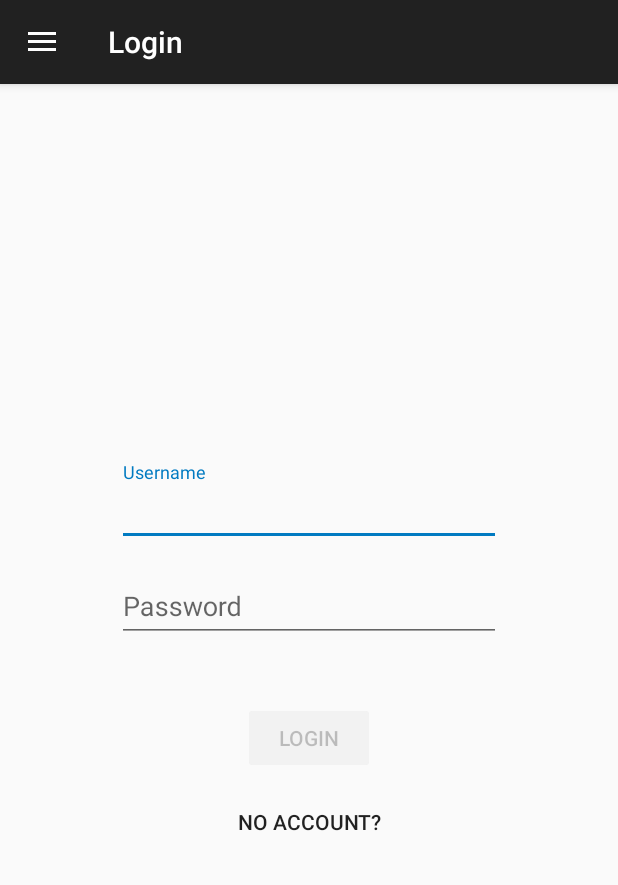
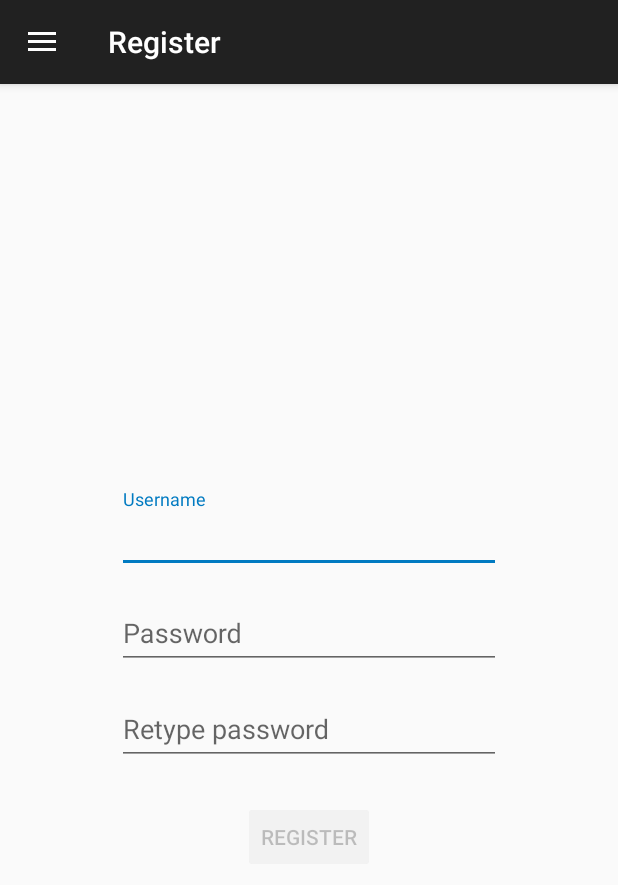
Before and after one commit to radusalagean/foodtruck-app-android, an Android app: the screen it shows after launch (MainActivity), in the side drawer, after a tap on "Register", on a phone screen of 412 x 824 dp. Shown: the top 885 px of the screen. Run offline under Robolectric (Android 15) with nearby library versions, the phone set to English and light mode, and no system bars; our stand-ins replace ButterKnife, Dagger/Hilt's generated code, RxJava, Timber; libraries missing offline, so code that uses them is left out: com.facebook.stetho; network calls fail; pictures from the network do not load; 23 statements that could not run were skipped.

Commit message:
Register

```diff
--- a/FoodtruckClient/app/src/main/java/com/example/foodtruckclient/activity/MainActivity.java
+++ b/FoodtruckClient/app/src/main/java/com/example/foodtruckclient/activity/MainActivity.java
@@ -22,6 +22,7 @@ import com.example.foodtruckclient.screens.dashboard.DashboardFragment;
 import com.example.foodtruckclient.generic.fragment.BaseFragment;
 import com.example.foodtruckclient.generic.activity.BaseActivity;
 import com.example.foodtruckclient.screens.login.LoginFragment;
+import com.example.foodtruckclient.screens.register.RegisterFragment;
 import com.example.foodtruckclient.view.AuthenticationNavigationView;
 import com.google.android.material.navigation.NavigationView;
 import com.google.android.material.snackbar.Snackbar;
@@ -153,6 +154,16 @@ public class MainActivity extends BaseActivity
     }
 
     @Override
+    public void showRegisterScreen() {
+        RegisterFragment fragment = RegisterFragment.newInstance();
+        getFragmentManagerCompat().beginTransaction()
+                .replace(getFragmentContainerId(), fragment, fragment.getUuid().toString())
+                .setTransition(FragmentTransaction.TRANSIT_FRAGMENT_FADE)
+                .addToBackStack(null)
+                .commit();
+    }
+
+    @Override
     public void setActionBar(@NonNull Toolbar toolbar) {
         if (actionBarDrawerToggle != null) {
             drawerLayout.removeDrawerListener(actionBarDrawerToggle);
@@ -194,7 +205,7 @@ public class MainActivity extends BaseActivity
                         .commit();
                 break;
             case R.id.nav_register:
-
+                showRegisterScreen();
                 break;
             case R.id.nav_logout:
                 authenticationRepository.clearAuthenticatedAccount();
--- a/FoodtruckClient/app/src/main/java/com/example/foodtruckclient/di/activity/ActivityComponent.java
+++ b/FoodtruckClient/app/src/main/java/com/example/foodtruckclient/di/activity/ActivityComponent.java
@@ -6,6 +6,7 @@ import com.example.foodtruckclient.di.activity.location.LocationModule;
 import com.example.foodtruckclient.di.activity.permission.PermissionModule;
 import com.example.foodtruckclient.screens.foodtruckviewer.FoodtruckViewerFragment;
 import com.example.foodtruckclient.screens.login.LoginFragment;
+import com.example.foodtruckclient.screens.register.RegisterFragment;
 
 import dagger.Subcomponent;
 
@@ -21,4 +22,5 @@ public interface ActivityComponent {
     void inject(DashboardFragment dashboardFragment);
     void inject(FoodtruckViewerFragment foodtruckViewerFragment);
     void inject(LoginFragment loginFragment);
+    void inject(RegisterFragment registerFragment);
 }
--- a/FoodtruckClient/app/src/main/java/com/example/foodtruckclient/di/activity/ActivityModule.java
+++ b/FoodtruckClient/app/src/main/java/com/example/foodtruckclient/di/activity/ActivityModule.java
@@ -21,6 +21,9 @@ import com.example.foodtruckclient.screens.foodtruckviewer.FoodtruckViewerViewMo
 import com.example.foodtruckclient.screens.login.LoginMVP;
 import com.example.foodtruckclient.screens.login.LoginModel;
 import com.example.foodtruckclient.screens.login.LoginPresenter;
+import com.example.foodtruckclient.screens.register.RegisterMVP;
+import com.example.foodtruckclient.screens.register.RegisterModel;
+import com.example.foodtruckclient.screens.register.RegisterPresenter;
 
 import dagger.Module;
 import dagger.Provides;
@@ -105,8 +108,19 @@ public class ActivityModule {
 
     @Provides
     LoginMVP.Presenter provideLoginPresenter(LoginMVP.Model model,
-                                             Context context,
                                              DialogManager dialogManager) {
-        return new LoginPresenter(model, context, dialogManager);
+        return new LoginPresenter(model, dialogManager);
+    }
+
+    // Register
+
+    @Provides
+    RegisterMVP.Model provideRegisterModel(NetworkRepository networkRepository) {
+        return new RegisterModel(networkRepository);
+    }
+
+    @Provides
+    RegisterMVP.Presenter provideRegisterPresenter(RegisterMVP.Model model) {
+        return new RegisterPresenter(model);
     }
 }
--- a/FoodtruckClient/app/src/main/java/com/example/foodtruckclient/generic/activity/ActivityContract.java
+++ b/FoodtruckClient/app/src/main/java/com/example/foodtruckclient/generic/activity/ActivityContract.java
@@ -37,4 +37,6 @@ public interface ActivityContract {
     void validateDashboard();
 
     boolean isDashboardInvalidated();
+
+    void showRegisterScreen();
 }
--- a/FoodtruckClient/app/src/main/java/com/example/foodtruckclient/network/foodtruckapi/FoodtruckApiService.java
+++ b/FoodtruckClient/app/src/main/java/com/example/foodtruckclient/network/foodtruckapi/FoodtruckApiService.java
@@ -11,6 +11,7 @@ import com.example.foodtruckclient.network.foodtruckapi.model.Review;
 
 import java.util.List;
 
+import io.reactivex.Completable;
 import io.reactivex.Observable;
 import okhttp3.RequestBody;
 import retrofit2.http.Body;
@@ -43,7 +44,7 @@ public interface FoodtruckApiService {
     Observable<Account> getAccount(@Path("id") String id);
 
     @GET("account/availability/{username}")
-    Observable<Void> checkUsernameAvailability(@Path("username") String username);
+    Completable checkUsernameAvailability(@Path("username") String username);
 
     @Multipart
     @POST("account/image")
--- /dev/null
+++ b/FoodtruckClient/app/src/main/java/com/example/foodtruckclient/screens/register/RegisterFragment.java
@@ -0,0 +1,218 @@
+package com.example.foodtruckclient.screens.register;
+
+import android.content.Context;
+import android.os.Bundle;
+import android.text.Editable;
+import android.text.TextWatcher;
+import android.view.LayoutInflater;
+import android.view.View;
+import android.view.ViewGroup;
+import android.widget.Button;
+import android.widget.EditText;
+import android.widget.TextView;
+
+import androidx.annotation.NonNull;
+import androidx.annotation.Nullable;
+import androidx.appcompat.widget.Toolbar;
+import androidx.core.content.res.ResourcesCompat;
+import androidx.swiperefreshlayout.widget.SwipeRefreshLayout;
+
+import com.example.foodtruckclient.R;
+import com.example.foodtruckclient.generic.activity.ActivityContract;
+import com.example.foodtruckclient.generic.fragment.BaseFragment;
+import com.example.foodtruckclient.generic.mvp.BaseMVP;
+
+import java.util.List;
+
+import javax.inject.Inject;
+
+import butterknife.BindView;
+import butterknife.BindViews;
+import butterknife.ButterKnife;
+import butterknife.ViewCollections;
+
+public class RegisterFragment extends BaseFragment implements RegisterMVP.View {
+
+    @BindView(R.id.toolbar)
+    Toolbar toolbar;
+
+    @BindView(R.id.register_swipe_refresh_layout)
+    SwipeRefreshLayout swipeRefreshLayout;
+
+    @BindView(R.id.register_text_view_username_availability)
+    TextView usernameAvailabilityTextView;
+
+    @BindView(R.id.register_edit_text_username)
+    EditText usernameEditText;
+
+    @BindView(R.id.register_edit_text_password)
+    EditText passwordEditText;
+
+    @BindView(R.id.register_edit_text_password_retype)
+    EditText retypePasswordEditText;
+
+    @BindViews({
+            R.id.register_edit_text_username,
+            R.id.register_edit_text_password,
+            R.id.register_edit_text_password_retype
+    })
+    List<EditText> editTexts;
+
+    @BindView(R.id.register_button_register)
+    Button registerButton;
+
+    @Inject
+    RegisterMVP.Presenter presenter;
+
+    @Inject
+    ActivityContract activityContract;
+
+    public RegisterFragment() {}
+
+    public static RegisterFragment newInstance() {
+        RegisterFragment fragment = new RegisterFragment();
+        Bundle args = new Bundle();
+        fragment.generateUniqueId(args);
+        fragment.setArguments(args);
+        return fragment;
+    }
+
+    private TextWatcher usernameTextWatcher = new TextWatcher() {
+        @Override
+        public void beforeTextChanged(CharSequence s, int start, int count, int after) {}
+
+        @Override
+        public void onTextChanged(CharSequence s, int start, int before, int count) {
+            String username = s.toString().trim();
+            clearUsernameAvailabilityText();
+            if (username.length() > 0) {
+                presenter.checkUsernameAvailability(username);
+            }
+        }
+
+        @Override
+        public void afterTextChanged(Editable s) {}
+    };
+
+    private TextWatcher onTextChangeListener = new TextWatcher() {
+        @Override
+        public void beforeTextChanged(CharSequence s, int start, int count, int after) {}
+
+        @Override
+        public void onTextChanged(CharSequence s, int start, int before, int count) {
+            refreshRegisterButtonEnabledState();
+        }
+
+        @Override
+        public void afterTextChanged(Editable s) {}
+    };
+
+    @Override
+    public void onAttach(Context context) {
+        getControllerComponent().inject(this);
+        super.onAttach(context);
+    }
+
+    @Nullable
+    @Override
+    public View onCreateView(@NonNull LayoutInflater inflater, @Nullable ViewGroup container, @Nullable Bundle savedInstanceState) {
+        View view = inflater.inflate(R.layout.fragment_register, container, false);
+        ButterKnife.bind(this, view);
+        return view;
+    }
+
+    @Override
+    public void onStart() {
+        super.onStart();
+        presenter.takeView(this);
+    }
+
+    @Override
+    public void onStop() {
+        presenter.dropView();
+        super.onStop();
+    }
+
+    @Override
+    protected void initViews() {
+        swipeRefreshLayout.setColorSchemeResources(R.color.colorAccent);
+        toolbar.setTitle(getString(R.string.register));
+        activityContract.setActionBar(toolbar);
+    }
+
+    @Override
+    protected void registerListeners() {
+        usernameEditText.addTextChangedListener(usernameTextWatcher);
+        ViewCollections.run(editTexts, ((view, index) ->
+                view.addTextChangedListener(onTextChangeListener)));
+        registerButton.setOnClickListener((v -> presenter.register(
+                usernameEditText.getText().toString(),
+                passwordEditText.getText().toString()
+        )));
+    }
+
+    @Override
+    protected void unregisterListeners() {
+        usernameEditText.removeTextChangedListener(usernameTextWatcher);
+        ViewCollections.run(editTexts, ((view, index) ->
+                view.removeTextChangedListener(onTextChangeListener)));
+        registerButton.setOnClickListener(null);
+    }
+
+    @Override
+    protected BaseMVP.Presenter getPresenter() {
+        return presenter;
+    }
+
+    @Nullable
+    @Override
+    protected SwipeRefreshLayout getSwipeRefreshLayout() {
+        return swipeRefreshLayout;
+    }
+
+    @Nullable
+    @Override
+    protected ActivityContract getActivityContract() {
+        return activityContract;
+    }
+
+    private void refreshRegisterButtonEnabledState() {
+        String username = usernameEditText.getText().toString().trim();
+        String password = passwordEditText.getText().toString();
+        String retypedPassword = retypePasswordEditText.getText().toString();
+        registerButton.setEnabled(
+                username.length() > 0 &&
+                password.length() > 0 &&
+                password.equals(retypedPassword)
+        );
+    }
+
+    @Override
+    public void setRefreshingIndicator(boolean refreshing) {
+        super.setRefreshingIndicator(refreshing);
+        ViewCollections.run(editTexts, ((view, index) -> view.setEnabled(!refreshing)));
+        if (refreshing) {
+            registerButton.setEnabled(false);
+        } else {
+            refreshRegisterButtonEnabledState();
+        }
+    }
+
+    @Override
+    public void setUsernameAvailability(boolean available) {
+        if (usernameEditText.getText().toString().trim().length() == 0) {
+            return;
+        }
+        int stringRes = available ? R.string.username_available : R.string.username_unavailable;
+        int colorRes = available ? R.color.colorGreen : R.color.colorRed;
+        usernameAvailabilityTextView.setVisibility(View.VISIBLE);
+        usernameAvailabilityTextView.setText(getResources().getString(stringRes));
+        usernameAvailabilityTextView
+                .setTextColor(ResourcesCompat.getColor(getResources(), colorRes, null));
+    }
+
+    private void clearUsernameAvailabilityText() {
+        usernameAvailabilityTextView.setVisibility(View.INVISIBLE);
+        usernameAvailabilityTextView.setText(null);
+    }
+}
--- /dev/null
+++ b/FoodtruckClient/app/src/main/java/com/example/foodtruckclient/screens/register/RegisterMVP.java
@@ -0,0 +1,26 @@
+package com.example.foodtruckclient.screens.register;
+
+import com.example.foodtruckclient.generic.mvp.BaseMVP;
+import com.example.foodtruckclient.generic.viewmodel.BaseViewModel;
+import com.example.foodtruckclient.network.foodtruckapi.model.Account;
+import com.example.foodtruckclient.network.foodtruckapi.model.Message;
+
+import io.reactivex.Completable;
+import io.reactivex.Observable;
+
+public interface RegisterMVP {
+
+    interface Model extends BaseMVP.Model<BaseViewModel> {
+        Observable<Message> register(Account account);
+        Completable checkUsernameAvailability(String username);
+    }
+
+    interface View extends BaseMVP.View {
+        void setUsernameAvailability(boolean available);
+    }
+
+    interface Presenter extends BaseMVP.Presenter<View> {
+        void register(String userName, String password);
+        void checkUsernameAvailability(String username);
+    }
+}
--- /dev/null
+++ b/FoodtruckClient/app/src/main/java/com/example/foodtruckclient/screens/register/RegisterModel.java
@@ -0,0 +1,29 @@
+package com.example.foodtruckclient.screens.register;
+
+import com.example.foodtruckclient.generic.mvp.BaseModel;
+import com.example.foodtruckclient.generic.viewmodel.BaseViewModel;
+import com.example.foodtruckclient.generic.viewmodel.BaseViewModelRepository;
+import com.example.foodtruckclient.network.NetworkRepository;
+import com.example.foodtruckclient.network.foodtruckapi.model.Account;
+import com.example.foodtruckclient.network.foodtruckapi.model.Message;
+
+import io.reactivex.Completable;
+import io.reactivex.Observable;
+
+public class RegisterModel extends BaseModel<BaseViewModel, BaseViewModelRepository<BaseViewModel>>
+        implements RegisterMVP.Model {
+
+    public RegisterModel(NetworkRepository networkRepository) {
+        super(networkRepository);
+    }
+
+    @Override
+    public Observable<Message> register(Account account) {
+        return networkRepository.register(account);
+    }
+
+    @Override
+    public Completable checkUsernameAvailability(String username) {
+        return networkRepository.checkUsernameAvailability(username);
+    }
+}
--- a/FoodtruckClient/app/src/main/java/com/example/foodtruckclient/view/AuthenticationNavigationView.java
+++ b/FoodtruckClient/app/src/main/java/com/example/foodtruckclient/view/AuthenticationNavigationView.java
@@ -69,7 +69,7 @@ public class AuthenticationNavigationView extends NavigationView {
                 .load(account.getThumbnailUrl())
                 .circleCrop()
                 .apply(RequestOptions.circleCropTransform())
-                .placeholder(R.drawable.ic_account_circle_black_24dp)
+                .placeholder(R.drawable.ic_account_circle_white_24dp)
                 .into(imageView);
         usernameTextView.setText(account.getUsername());
         toggleUserVisibility(true);
--- /dev/null
+++ b/FoodtruckClient/app/src/main/res/drawable/ic_account_circle_white_24dp.xml
@@ -0,0 +1,5 @@
+<vector android:height="24dp" android:tint="#FFFFFF"
+    android:viewportHeight="24.0" android:viewportWidth="24.0"
+    android:width="24dp" xmlns:android="http://schemas.android.com/apk/res/android">
+    <path android:fillColor="#FF000000" android:pathData="M12,2C6.48,2 2,6.48 2,12s4.48,10 10,10 10,-4.48 10,-10S17.52,2 12,2zM12,5c1.66,0 3,1.34 3,3s-1.34,3 -3,3 -3,-1.34 -3,-3 1.34,-3 3,-3zM12,19.2c-2.5,0 -4.71,-1.28 -6,-3.22 0.03,-1.99 4,-3.08 6,-3.08 1.99,0 5.97,1.09 6,3.08 -1.29,1.94 -3.5,3.22 -6,3.22z"/>
+</vector>
--- /dev/null
+++ b/FoodtruckClient/app/src/main/res/layout/fragment_register.xml
@@ -0,0 +1,131 @@
+<?xml version="1.0" encoding="utf-8"?>
+<LinearLayout xmlns:android="http://schemas.android.com/apk/res/android"
+    xmlns:app="http://schemas.android.com/apk/res-auto"
+    xmlns:tools="http://schemas.android.com/tools"
+    android:orientation="vertical" android:layout_width="match_parent"
+    android:layout_height="match_parent">
+
+    <include
+        android:id="@+id/register_toolbar"
+        layout="@layout/layout_toolbar" />
+
+    <androidx.swiperefreshlayout.widget.SwipeRefreshLayout
+        android:id="@+id/register_swipe_refresh_layout"
+        android:layout_width="match_parent"
+        android:layout_height="wrap_content"
+        android:enabled="false">
+
+        <androidx.constraintlayout.widget.ConstraintLayout
+            android:layout_width="match_parent"
+            android:layout_height="wrap_content">
+
+            <LinearLayout
+                android:layout_width="match_parent"
+                android:layout_height="wrap_content"
+                android:layout_marginTop="8dp"
+                android:layout_marginBottom="8dp"
+                android:orientation="vertical"
+                app:layout_constraintBottom_toBottomOf="parent"
+                app:layout_constraintTop_toTopOf="parent">
+
+                <TextView
+                    android:layout_width="wrap_content"
+                    android:layout_height="wrap_content"
+                    android:id="@+id/register_text_view_username_availability"
+                    android:layout_gravity="center_horizontal"
+                    tools:text="Username available"
+                    android:textColor="@color/colorGreen"
+                    android:visibility="invisible"
+                    tools:visibility="visible"/>
+
+                <com.google.android.material.textfield.TextInputLayout
+                    android:id="@+id/register_text_input_layout_username"
+                    android:layout_width="256dp"
+                    android:layout_height="56dp"
+                    android:layout_gravity="center"
+                    android:layout_marginStart="8dp"
+                    android:layout_marginLeft="8dp"
+                    android:layout_marginTop="8dp"
+                    android:layout_marginEnd="8dp"
+                    android:layout_marginRight="8dp"
+                    android:layout_marginBottom="8dp">
+
+                    <EditText
+                        android:id="@+id/register_edit_text_username"
+                        android:layout_width="match_parent"
+                        android:layout_height="wrap_content"
+                        android:autofillHints="@string/username_hint"
+                        android:hint="@string/username_hint"
+                        android:imeOptions="actionNext"
+                        android:inputType="text"
+                        android:maxLines="1" />
+
+                </com.google.android.material.textfield.TextInputLayout>
+
+                <com.google.android.material.textfield.TextInputLayout
+                    android:id="@+id/register_text_input_layout_password"
+                    android:layout_width="256dp"
+                    android:layout_height="wrap_content"
+                    android:layout_gravity="center"
+                    android:layout_marginStart="8dp"
+                    android:layout_marginLeft="8dp"
+                    android:layout_marginEnd="8dp"
+                    android:layout_marginRight="8dp"
+                    android:layout_marginBottom="8dp">
+
+                    <EditText
+                        android:id="@+id/register_edit_text_password"
+                        android:layout_width="match_parent"
+                        android:layout_height="wrap_content"
+                        android:autofillHints="@string/password_hint"
+                        android:hint="@string/password_hint"
+                        android:imeOptions="actionNext"
+                        android:inputType="textPassword"
+                        android:maxLines="1" />
+
+                </com.google.android.material.textfield.TextInputLayout>
+
+                <com.google.android.material.textfield.TextInputLayout
+                    android:id="@+id/register_text_input_layout_password_retype"
+                    android:layout_width="256dp"
+                    android:layout_height="wrap_content"
+                    android:layout_gravity="center"
+                    android:layout_marginStart="8dp"
+                    android:layout_marginLeft="8dp"
+                    android:layout_marginEnd="8dp"
+                    android:layout_marginRight="8dp"
+                    android:layout_marginBottom="8dp">
+
+                    <EditText
+                        android:id="@+id/register_edit_text_password_retype"
+                        android:layout_width="match_parent"
+                        android:layout_height="wrap_content"
+                        android:autofillHints="@string/retype_password_hint"
+                        android:hint="@string/retype_password_hint"
+                        android:imeOptions="actionDone"
+                        android:inputType="textPassword"
+                        android:maxLines="1" />
+
+                </com.google.android.material.textfield.TextInputLayout>
+
+                <Button
+                    android:id="@+id/register_button_register"
+                    style="@style/Widget.AppCompat.Button.Colored"
+                    android:layout_width="wrap_content"
+                    android:layout_height="wrap_content"
+                    android:layout_gravity="center"
+                    android:layout_marginStart="8dp"
+                    android:layout_marginLeft="8dp"
+                    android:layout_marginTop="16dp"
+                    android:layout_marginEnd="8dp"
+                    android:layout_marginRight="8dp"
+                    android:enabled="false"
+                    android:text="@string/register" />
+
+            </LinearLayout>
+
+        </androidx.constraintlayout.widget.ConstraintLayout>
+
+    </androidx.swiperefreshlayout.widget.SwipeRefreshLayout>
+
+</LinearLayout>
--- a/FoodtruckClient/app/src/main/res/values/colors.xml
+++ b/FoodtruckClient/app/src/main/res/values/colors.xml
@@ -9,4 +9,7 @@
     <color name="colorMediumGray">#65000000</color>
     <color name="colorDarkGray">#BA000000</color>
     <color name="colorBlack">#000000</color>
+
+    <color name="colorRed">#FF0000</color>
+    <color name="colorGreen">#0BB637</color>
 </resources>
--- a/FoodtruckClient/app/src/main/res/values/strings.xml
+++ b/FoodtruckClient/app/src/main/res/values/strings.xml
@@ -13,8 +13,8 @@
 
     <!--Dashboard-->
     <string name="dashboard_toolbar_title">Dashboard</string>
-    <string name="dashboard_pager_map">Map</string>
-    <string name="dashboard_pager_list">List</string>
+    <string name="dashboard_pager_map">🗺️</string>
+    <string name="dashboard_pager_list">🚚</string>
 
     <!--Rating count-->
     <string name="rating_count">(%d ratings)</string>
@@ -51,6 +51,9 @@
     <string name="register_link">No account?</string>
     <string name="logged_in_message">Logged in as %s</string>
     <string name="logged_out_message">Logged out</string>
+    <string name="username_available">Username available</string>
+    <string name="username_unavailable">Username unavailable</string>
+    <string name="registered_message">%s successfully registered</string>
 
 
     <!--Vector Paths-->
@@ -66,7 +69,7 @@
     <!--Nav Drawer Menu-->
     <string name="menu_dashboard">Dashboard</string>
     <string name="menu_my_profile">My Profile</string>
-    <string name="menu_group_authentication">Authentication</string>
+    <string name="menu_group_authentication">🔒 Authentication</string>
     <string name="menu_login">Login</string>
     <string name="menu_register">Register</string>
     <string name="menu_logout">Logout</string>
```
Also changed, not shown: FoodtruckClient/app/src/main/java/com/example/foodtruckclient/network/NetworkRepository.java (+9 -0 lines), FoodtruckClient/app/src/main/java/com/example/foodtruckclient/screens/login/LoginFragment.java (+8 -5 lines), FoodtruckClient/app/src/main/java/com/example/foodtruckclient/screens/login/LoginPresenter.java (+2 -6 lines), FoodtruckClient/app/src/main/java/com/example/foodtruckclient/screens/register/RegisterPresenter.java (added, +69 -0 lines).
